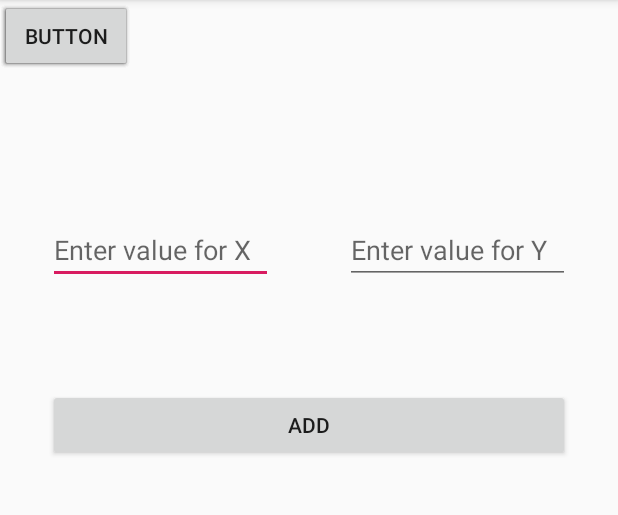
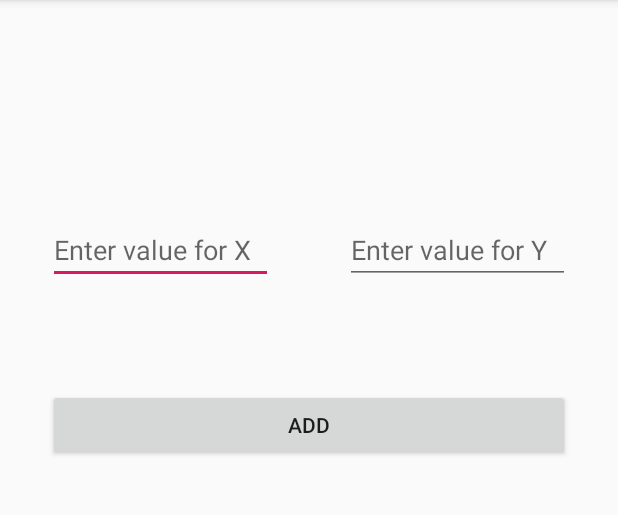
Before and after one commit to KillerKing18/Calculator, an Android app: the screen it shows after launch (MainActivity), on a phone screen of 412 x 824 dp, the part 84-599 px from its top. Run offline under Robolectric (Android 15) with nearby library versions, the phone set to English and light mode, and no system bars.

Commit message:
Borrado de botones de ejemplo

```diff
--- a/app/src/main/res/layout/activity_main.xml
+++ b/app/src/main/res/layout/activity_main.xml
@@ -47,44 +47,4 @@
         app:layout_constraintBottom_toTopOf="@+id/button"
         app:layout_constraintEnd_toEndOf="parent" />
 
-    <Button
-        android:id="@+id/button2"
-        android:layout_width="wrap_content"
-        android:layout_height="wrap_content"
-        android:text="Button"
-        tools:layout_editor_absoluteX="177dp"
-        tools:layout_editor_absoluteY="487dp" />
-
-    <Button
-        android:id="@+id/button3"
-        android:layout_width="wrap_content"
-        android:layout_height="wrap_content"
-        android:text="Button"
-        tools:layout_editor_absoluteX="164dp"
-        tools:layout_editor_absoluteY="372dp" />
-
-    <Button
-        android:id="@+id/button4"
-        android:layout_width="wrap_content"
-        android:layout_height="wrap_content"
-        android:text="Button"
-        tools:layout_editor_absoluteX="212dp"
-        tools:layout_editor_absoluteY="590dp" />
-
-    <Button
-        android:id="@+id/button5"
-        android:layout_width="wrap_content"
-        android:layout_height="wrap_content"
-        android:text="Button"
-        tools:layout_editor_absoluteX="47dp"
-        tools:layout_editor_absoluteY="621dp" />
-
-    <Button
-        android:id="@+id/button6"
-        android:layout_width="wrap_content"
-        android:layout_height="wrap_content"
-        android:text="Button"
-        tools:layout_editor_absoluteX="37dp"
-        tools:layout_editor_absoluteY="428dp" />
-
 </androidx.constraintlayout.widget.ConstraintLayout>
```
